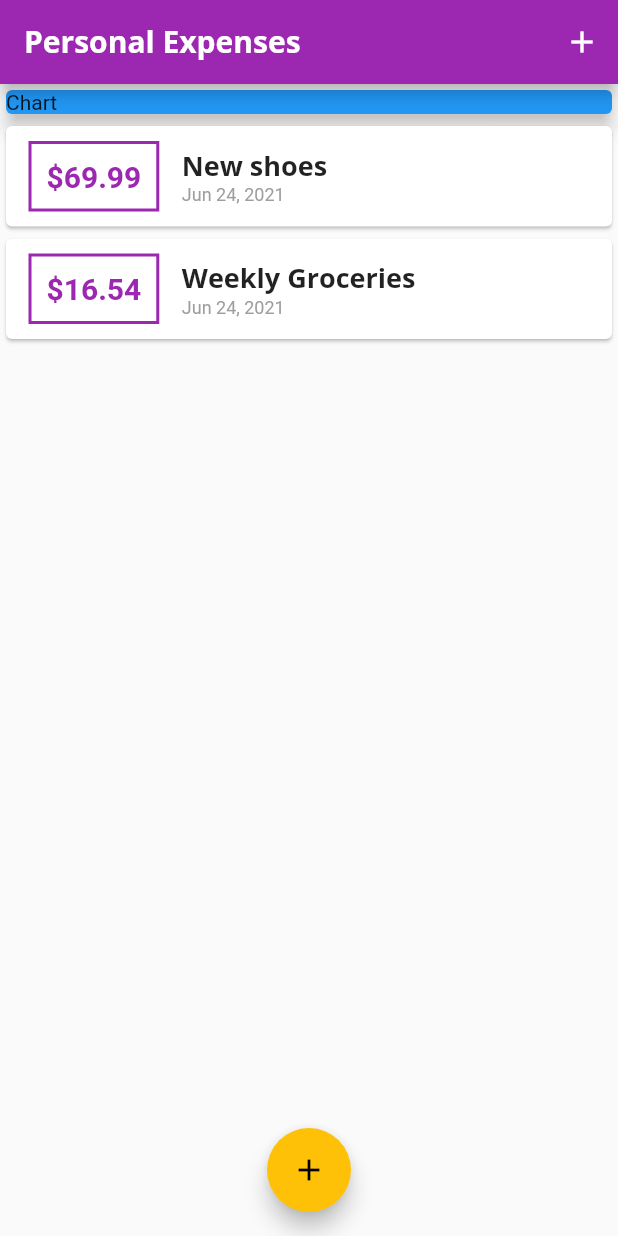
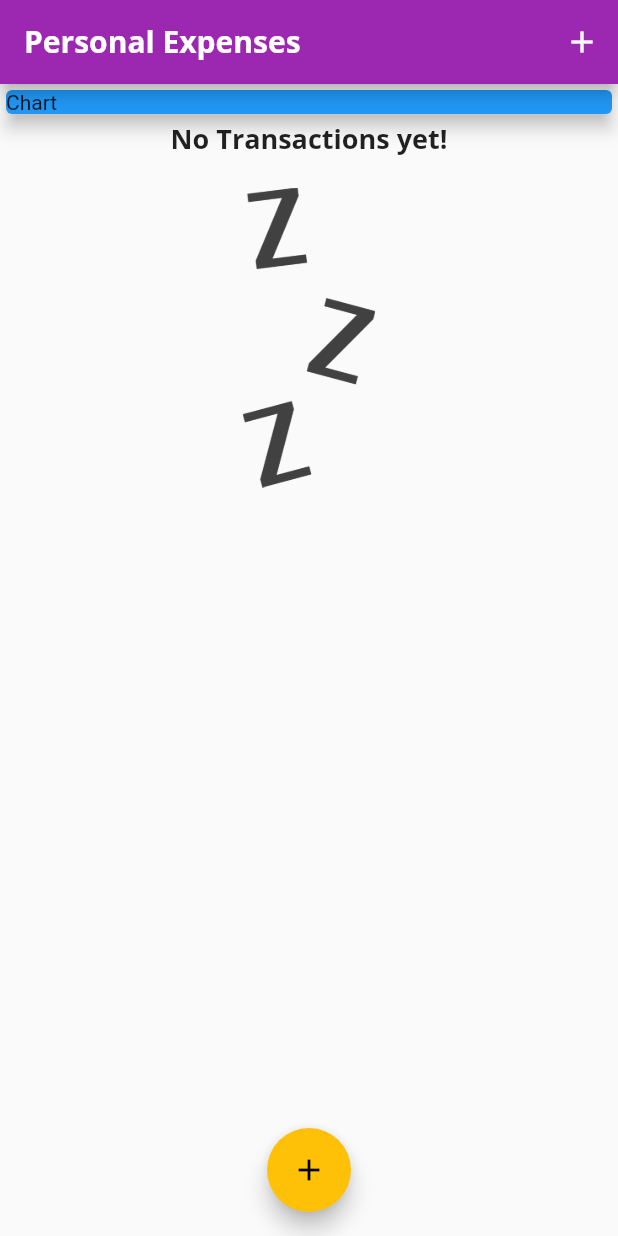
Before and after one commit to kguertin/learn_flutter, a Flutter app: the screen it shows after launch, on a phone screen of 412 x 824 dp. Run offline on Flutter 3.47's test engine with Material 2 defaults, Android fonts, the phone set to English and light mode, and no system bars.

```diff
--- a/expense_app/lib/main.dart
+++ b/expense_app/lib/main.dart
@@ -38,13 +38,13 @@ class MyHomePage extends StatefulWidget {
 
 class _MyHomePageState extends State<MyHomePage> {
   final List<Transaction> _userTransactions = [
-    Transaction(
-        id: 't1', title: 'New shoes', amount: 69.99, date: DateTime.now()),
-    Transaction(
-        id: 't2',
-        title: 'Weekly Groceries',
-        amount: 16.54,
-        date: DateTime.now()),
+    // Transaction(
+    //     id: 't1', title: 'New shoes', amount: 69.99, date: DateTime.now()),
+    // Transaction(
+    //     id: 't2',
+    //     title: 'Weekly Groceries',
+    //     amount: 16.54,
+    //     date: DateTime.now()),
   ];
 
   void _addNewTransaction(String title, double amount) {
--- a/expense_app/lib/widgets/transactionList.dart
+++ b/expense_app/lib/widgets/transactionList.dart
@@ -12,16 +12,37 @@ class TransactionList extends StatelessWidget {
   Widget build(BuildContext context) {
     return Container(
       height: 300,
-      child: ListView.builder(
+      child: transactions.isEmpty
+          ? Column(
+              children: <Widget>[
+                Text(
+                  'No Transactions yet!',
+                  style: Theme.of(context).textTheme.title,
+                ),
+                SizedBox(
+                  height: 20,
+                ),
+                Container(
+                  height: 200,
+                  child: Image.asset(
+                    'assets/images/waiting.png',
+                    fit: BoxFit.cover,
+                  ),
+                )
+              ],
+            )
+          : ListView.builder(
               itemBuilder: (ctx, index) {
                 return Card(
                   child: Row(
                     children: <Widget>[
                       Container(
-                    margin: EdgeInsets.symmetric(vertical: 10, horizontal: 15),
+                          margin: EdgeInsets.symmetric(
+                              vertical: 10, horizontal: 15),
                           decoration: BoxDecoration(
                               border: Border.all(
-                            color: Theme.of(context).primaryColor, width: 2)),
+                                  color: Theme.of(context).primaryColor,
+                                  width: 2)),
                           padding: EdgeInsets.all(10),
                           child: Text(
                               '\$${transactions[index].amount.toStringAsFixed(2)}',
--- a/expense_app/pubspec.yaml
+++ b/expense_app/pubspec.yaml
@@ -42,8 +42,8 @@ flutter:
   uses-material-design: true
 
   # To add assets to your application, add an assets section, like this:
-  # assets:
-  #   - images/a_dot_burr.jpeg
+  assets:
+    - assets/images/waiting.png
   #   - images/a_dot_ham.jpeg
 
   # An image asset can refer to one or more resolution-specific "variants", see
```
Also changed, not shown: expense_app/assets/images/waiting.png (added). Lines whose indentation alone changed are shown as unchanged.
